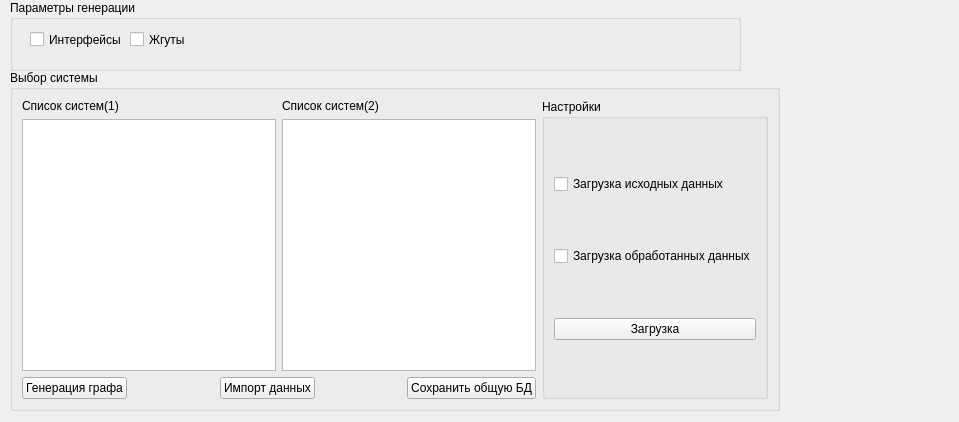
Old version of the form formCurciut.ui in the repository FedorGurin/ConfDCS.
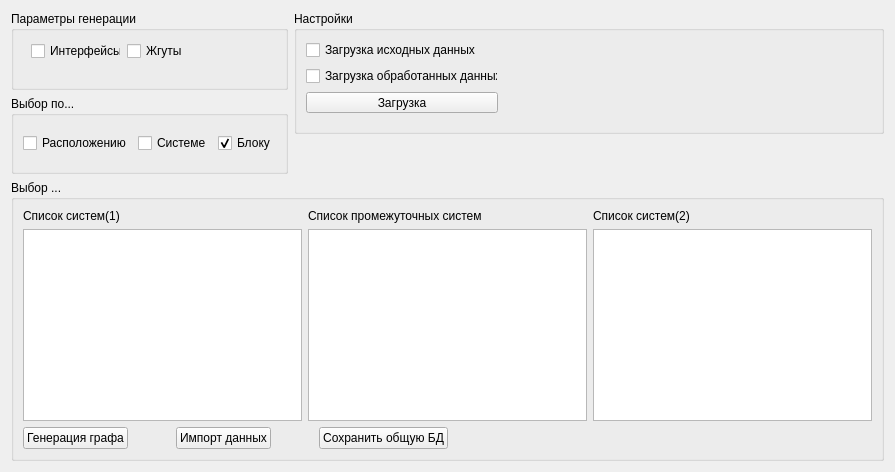
New version of the form.

Commit message: change ui add new class Location add new parent-child model

What changed in the file:
```diff
--- a/formCurciut.ui
+++ b/formCurciut.ui
@@ -6,29 +6,165 @@
    <rect>
     <x>0</x>
     <y>0</y>
-    <width>959</width>
-    <height>422</height>
+    <width>895</width>
+    <height>472</height>
    </rect>
   </property>
   <property name="windowTitle">
    <string>Form</string>
   </property>
+  <layout class="QGridLayout" name="gridLayout">
+   <item row="0" column="0">
+    <layout class="QHBoxLayout" name="horizontalLayout_6">
+     <item>
+      <layout class="QVBoxLayout" name="verticalLayout_6">
+       <item>
+        <widget class="QGroupBox" name="groupBox_3">
+         <property name="title">
+          <string>Параметры генерации</string>
+         </property>
+         <widget class="QWidget" name="">
+          <property name="geometry">
+           <rect>
+            <x>20</x>
+            <y>30</y>
+            <width>157</width>
+            <height>21</height>
+           </rect>
+          </property>
+          <layout class="QHBoxLayout" name="horizontalLayout_5">
+           <item>
+            <widget class="QCheckBox" name="checkBoxInter">
+             <property name="text">
+              <string>Интерфейсы</string>
+             </property>
+            </widget>
+           </item>
+           <item>
+            <widget class="QCheckBox" name="checkBoxCoord">
+             <property name="text">
+              <string>Жгуты</string>
+             </property>
+            </widget>
+           </item>
+          </layout>
+         </widget>
+        </widget>
+       </item>
+       <item>
+        <widget class="QGroupBox" name="groupBox_4">
+         <property name="title">
+          <string>Выбор по...</string>
+         </property>
+         <layout class="QGridLayout" name="gridLayout_2">
+          <item row="0" column="0">
+           <layout class="QHBoxLayout" name="horizontalLayout_3">
+            <item>
+             <widget class="QCheckBox" name="checkBoxLocation">
+              <property name="text">
+               <string>Расположению</string>
+              </property>
+             </widget>
+            </item>
+            <item>
+             <widget class="QCheckBox" name="checkBoxSys">
+              <property name="text">
+               <string>Системе</string>
+              </property>
+             </widget>
+            </item>
+            <item>
+             <widget class="QCheckBox" name="checkBoxUnit">
+              <property name="text">
+               <string>Блоку</string>
+              </property>
+              <property name="checked">
+               <bool>true</bool>
+              </property>
+             </widget>
+            </item>
+           </layout>
+          </item>
+         </layout>
+        </widget>
+       </item>
+      </layout>
+     </item>
+     <item>
+      <layout class="QVBoxLayout" name="verticalLayout_5">
+       <item>
+        <widget class="QGroupBox" name="groupBox_2">
+         <property name="sizePolicy">
+          <sizepolicy hsizetype="Expanding" vsizetype="Expanding">
+           <horstretch>0</horstretch>
+           <verstretch>0</verstretch>
+          </sizepolicy>
+         </property>
+         <property name="title">
+          <string>Настройки</string>
+         </property>
+         <widget class="QWidget" name="">
+          <property name="geometry">
+           <rect>
+            <x>12</x>
+            <y>29</y>
+            <width>192</width>
+            <height>73</height>
+           </rect>
+          </property>
+          <layout class="QVBoxLayout" name="verticalLayout_4">
+           <item>
+            <widget class="QCheckBox" name="checkBoxLoad">
+             <property name="text">
+              <string>Загрузка исходных данных</string>
+             </property>
+            </widget>
+           </item>
+           <item>
+            <widget class="QCheckBox" name="checkBoxLoadParsed">
+             <property name="text">
+              <string>Загрузка обработанных данных</string>
+             </property>
+            </widget>
+           </item>
+           <item>
+            <widget class="QPushButton" name="pushButtonLoad">
+             <property name="text">
+              <string>Загрузка</string>
+             </property>
+            </widget>
+           </item>
+          </layout>
+         </widget>
+        </widget>
+       </item>
+       <item>
+        <spacer name="verticalSpacer">
+         <property name="orientation">
+          <enum>Qt::Vertical</enum>
+         </property>
+         <property name="sizeType">
+          <enum>QSizePolicy::Minimum</enum>
+         </property>
+         <property name="sizeHint" stdset="0">
+          <size>
+           <width>20</width>
+           <height>40</height>
+          </size>
+         </property>
+        </spacer>
+       </item>
+      </layout>
+     </item>
+    </layout>
+   </item>
+   <item row="1" column="0">
   <widget class="QGroupBox" name="groupBox">
-   <property name="geometry">
-    <rect>
-     <x>10</x>
-     <y>70</y>
-     <width>770</width>
-     <height>341</height>
-    </rect>
-   </property>
    <property name="title">
-    <string>Выбор системы</string>
+      <string>Выбор ...</string>
    </property>
    <layout class="QGridLayout" name="gridLayout_3">
     <item row="0" column="0">
-     <layout class="QVBoxLayout" name="verticalLayout_3">
-      <item>
        <layout class="QHBoxLayout" name="horizontalLayout">
         <item>
          <layout class="QVBoxLayout" name="verticalLayout">
@@ -44,6 +180,20 @@
           </item>
          </layout>
         </item>
+        <item>
+         <layout class="QVBoxLayout" name="verticalLayout_3">
+          <item>
+           <widget class="QLabel" name="label_3">
+            <property name="text">
+             <string>Список промежуточных систем</string>
+            </property>
+           </widget>
+          </item>
+          <item>
+           <widget class="QListWidget" name="listWidgetSysMiddle"/>
+          </item>
+         </layout>
+        </item>
         <item>
          <layout class="QVBoxLayout" name="verticalLayout_2">
           <item>
@@ -60,6 +210,8 @@
         </item>
        </layout>
       </item>
+      <item row="1" column="0">
+       <layout class="QHBoxLayout" name="horizontalLayout_4">
       <item>
        <layout class="QHBoxLayout" name="horizontalLayout_2">
         <item>
@@ -111,79 +263,25 @@
         </item>
        </layout>
       </item>
-     </layout>
-    </item>
-    <item row="0" column="1">
-     <widget class="QGroupBox" name="groupBox_2">
-      <property name="title">
-       <string>Настройки</string>
-      </property>
-      <layout class="QGridLayout" name="gridLayout">
-       <item row="2" column="0">
-        <widget class="QPushButton" name="pushButtonLoad">
-         <property name="text">
-          <string>Загрузка</string>
-         </property>
-        </widget>
-       </item>
-       <item row="0" column="0">
-        <widget class="QCheckBox" name="checkBoxLoad">
-         <property name="text">
-          <string>Загрузка исходных данных</string>
-         </property>
-        </widget>
-       </item>
-       <item row="1" column="0">
-        <widget class="QCheckBox" name="checkBoxLoadParsed">
-         <property name="text">
-          <string>Загрузка обработанных данных</string>
-         </property>
-        </widget>
-       </item>
+        <item>
+         <spacer name="horizontalSpacer_3">
+          <property name="orientation">
+           <enum>Qt::Horizontal</enum>
+          </property>
+          <property name="sizeHint" stdset="0">
+           <size>
+            <width>40</width>
+            <height>20</height>
+           </size>
+          </property>
+         </spacer>
+        </item>
+       </layout>
+      </item>
       </layout>
      </widget>
     </item>
    </layout>
-  </widget>
-  <widget class="QGroupBox" name="groupBox_3">
-   <property name="geometry">
-    <rect>
-     <x>10</x>
-     <y>0</y>
-     <width>731</width>
-     <height>71</height>
-    </rect>
-   </property>
-   <property name="title">
-    <string>Параметры генерации</string>
-   </property>
-   <widget class="QCheckBox" name="checkBoxInter">
-    <property name="geometry">
-     <rect>
-      <x>20</x>
-      <y>30</y>
-      <width>131</width>
-      <height>19</height>
-     </rect>
-    </property>
-    <property name="text">
-     <string>Интерфейсы</string>
-    </property>
-   </widget>
-   <widget class="QCheckBox" name="checkBoxCoord">
-    <property name="geometry">
-     <rect>
-      <x>120</x>
-      <y>30</y>
-      <width>131</width>
-      <height>19</height>
-     </rect>
-    </property>
-    <property name="text">
-     <string>Жгуты</string>
-    </property>
-   </widget>
-  </widget>
  </widget>
  <resources/>
  <connections/>
```
Lines whose indentation alone changed are shown as unchanged. The commit also changes 4 other files.
